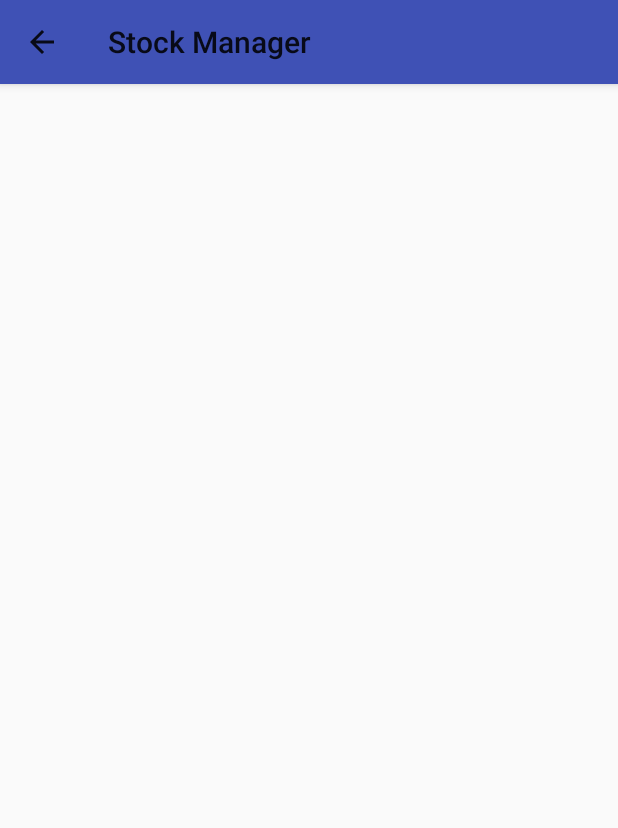
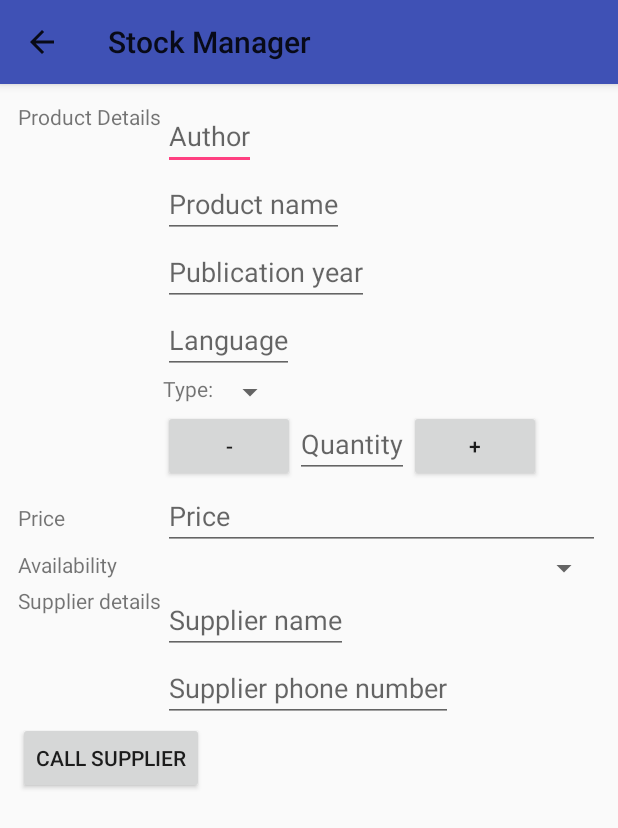
Before and after one commit to VaidotasK/StockManager, an Android app: the EditorActivity screen opened directly, with no data from a screen before it, on a phone screen of 412 x 824 dp. Shown: the top 828 px of the screen. Run offline under Robolectric (Android 15) with nearby library versions, the phone set to English and light mode, and no system bars.

Commit message:
Changed to scroll menu and changed main layout to use editText

```diff
--- a/app/src/main/res/layout/activity_editor.xml
+++ b/app/src/main/res/layout/activity_editor.xml
@@ -1,67 +1,177 @@
 <?xml version="1.0" encoding="utf-8"?>
-<LinearLayout xmlns:android="http://schemas.android.com/apk/res/android"
-    xmlns:tools="http://schemas.android.com/tools"
+<ScrollView xmlns:android="http://schemas.android.com/apk/res/android"
+    android:layout_width="match_parent"
+    android:layout_height="match_parent">
+
+    <LinearLayout
         android:layout_width="match_parent"
         android:layout_height="match_parent"
+        android:orientation="vertical"
+        android:padding="12dp">
+
+        <LinearLayout
+            android:layout_width="match_parent"
+            android:layout_height="wrap_content"
+            android:orientation="horizontal">
+
+            <TextView
+                android:layout_width="0dp"
+                android:layout_height="wrap_content"
+                android:layout_weight="1"
+                android:text="Product Details" />
+
+            <LinearLayout
+                android:layout_width="0dp"
+                android:layout_height="wrap_content"
+                android:layout_weight="3"
                 android:orientation="vertical">
 
-    <TextView
+                <EditText
                     android:id="@+id/editor_author_text_view"
                     android:layout_width="wrap_content"
                     android:layout_height="wrap_content"
-        tools:text="Author" />
+                    android:hint="Author" />
 
-    <TextView
+                <EditText
                     android:id="@+id/editor_product_name_text_view"
                     android:layout_width="wrap_content"
                     android:layout_height="wrap_content"
-        tools:text="Product name" />
+                    android:hint="Product name" />
 
-    <TextView
+                <EditText
                     android:id="@+id/editor_year_text_view"
                     android:layout_width="wrap_content"
                     android:layout_height="wrap_content"
-        tools:text="Publication year" />
+                    android:hint="Publication year"
+                    android:inputType="number" />
 
-    <TextView
+                <EditText
                     android:id="@+id/editor_language_text_view"
                     android:layout_width="wrap_content"
                     android:layout_height="wrap_content"
-        tools:text="Language" />
+                    android:hint="Language" />
+
+                <LinearLayout
+                    android:layout_width="wrap_content"
+                    android:layout_height="wrap_content"
+                    android:orientation="horizontal">
 
                     <TextView
-        android:id="@+id/editor_type_text_view"
                         android:layout_width="wrap_content"
                         android:layout_height="wrap_content"
-        tools:text="Type" />
+                        android:text="Type:" />
 
-    <TextView
-        android:id="@+id/editor_price_text_view"
+                    <Spinner
+                        android:id="@+id/editor_type_text_view"
+                        android:layout_width="0dp"
+                        android:layout_height="wrap_content"
+                        android:layout_weight="3"
+                        android:spinnerMode="dropdown" />
+                </LinearLayout>
+
+                <LinearLayout
                     android:layout_width="wrap_content"
                     android:layout_height="wrap_content"
-        tools:text="Price" />
+                    android:orientation="horizontal">
 
-    <TextView
+                    <Button
+                        android:layout_width="wrap_content"
+                        android:layout_height="wrap_content"
+                        android:text="-" />
+
+                    <EditText
                         android:id="@+id/editor_quantity_text_view"
                         android:layout_width="wrap_content"
                         android:layout_height="wrap_content"
-        tools:text="Quantity" />
+                        android:hint="Quantity"
+                        android:inputType="number" />
+
+                    <Button
+                        android:layout_width="wrap_content"
+                        android:layout_height="wrap_content"
+                        android:text="+" />
+                </LinearLayout>
+            </LinearLayout>
+        </LinearLayout>
+
+        <LinearLayout
+            android:layout_width="match_parent"
+            android:layout_height="wrap_content"
+            android:orientation="horizontal">
 
             <TextView
-        android:id="@+id/editor_availability_text_view"
-        android:layout_width="wrap_content"
+                android:layout_width="0dp"
                 android:layout_height="wrap_content"
-        tools:text="Availability" />
+                android:layout_weight="1"
+                android:text="Price" />
+
+            <EditText
+                android:id="@+id/editor_price_text_view"
+                android:layout_width="0dp"
+                android:layout_height="wrap_content"
+                android:layout_weight="3"
+                android:hint="Price"
+                android:inputType="number" />
+
+        </LinearLayout>
+
+        <LinearLayout
+            android:layout_width="match_parent"
+            android:layout_height="wrap_content"
+            android:orientation="horizontal">
 
             <TextView
+                android:layout_width="0dp"
+                android:layout_height="wrap_content"
+                android:layout_weight="1"
+                android:text="Availability" />
+
+            <Spinner
+                android:id="@+id/editor_availability_text_view"
+                android:layout_width="0dp"
+                android:layout_height="wrap_content"
+                android:layout_weight="3"
+                android:spinnerMode="dropdown" />
+
+        </LinearLayout>
+
+        <LinearLayout
+            android:layout_width="match_parent"
+            android:layout_height="wrap_content"
+            android:orientation="horizontal">
+
+            <TextView
+                android:layout_width="0dp"
+                android:layout_height="wrap_content"
+                android:layout_weight="1"
+                android:text="Supplier details" />
+
+            <LinearLayout
+                android:layout_width="0dp"
+                android:layout_height="wrap_content"
+                android:layout_weight="3"
+                android:orientation="vertical">
+
+                <EditText
                     android:id="@+id/editor_supplier_name_text_view"
                     android:layout_width="wrap_content"
                     android:layout_height="wrap_content"
-        tools:text="Supplier name" />
+                    android:hint="Supplier name" />
 
-    <TextView
+                <EditText
                     android:id="@+id/editor_supplier_phone_text_view"
                     android:layout_width="wrap_content"
                     android:layout_height="wrap_content"
-        tools:text="Supplier phone number" />
+                    android:hint="Supplier phone number"
+                    android:inputType="phone" />
+
             </LinearLayout>
+        </LinearLayout>
+
+        <Button
+            android:layout_width="wrap_content"
+            android:layout_height="wrap_content"
+            android:text="Call Supplier" />
+
+    </LinearLayout>
+</ScrollView>
```
Lines whose indentation alone changed are shown as unchanged.
